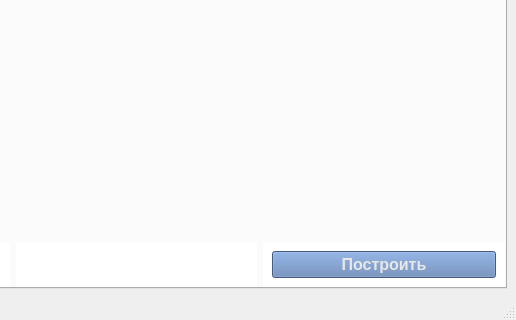
This is interface.ui in victokryl2/ARCHIVES_VIEWER as Qt 5 draws it before an edit; both pictures show x 449 to 965 and y 261 to 581 of the 965 by 581 pixel window. The edited form follows.
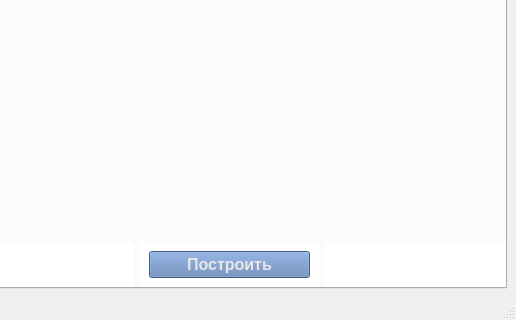
This is the edited form. The open tabs and pages were chosen to show the change.

Commit message: псевдо-легенда строится в постоянной grid, которая в дизайнере сделана

```diff
--- a/interface.ui
+++ b/interface.ui
@@ -465,13 +465,26 @@
 color: rgb(231, 231, 231);</string>
                </property>
                <property name="text">
-                <string>Построить</string>
+                <string>  Построить  </string>
                </property>
               </widget>
              </item>
             </layout>
            </widget>
           </item>
+          <item>
+           <widget class="QWidget" name="widget_9" native="true">
+            <property name="sizePolicy">
+             <sizepolicy hsizetype="Expanding" vsizetype="Preferred">
+              <horstretch>0</horstretch>
+              <verstretch>0</verstretch>
+             </sizepolicy>
+            </property>
+            <property name="styleSheet">
+             <string notr="true">background-color: rgb(255, 255, 255);</string>
+            </property>
+           </widget>
+          </item>
          </layout>
         </item>
        </layout>
```
The commit also changes 5 other files.
